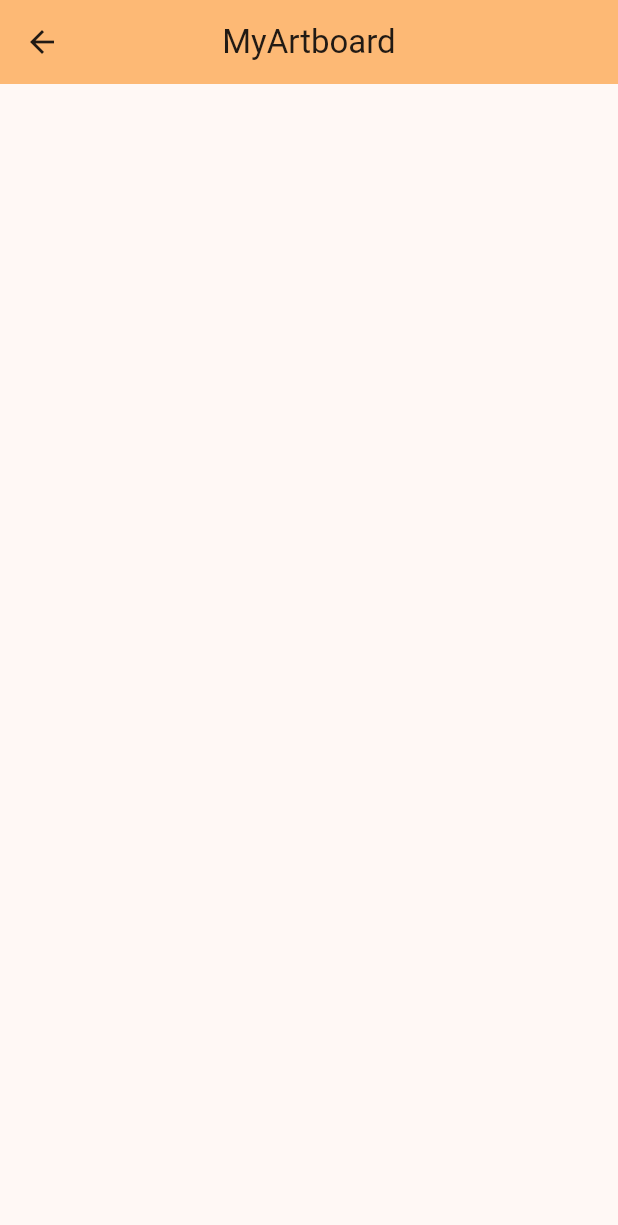
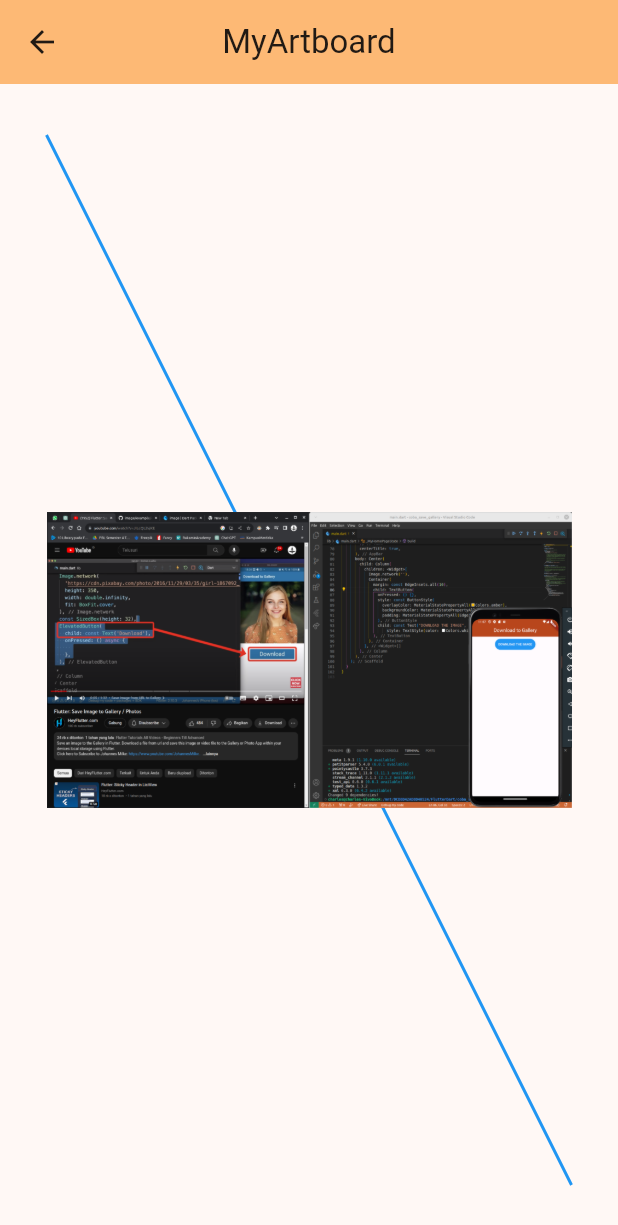
Before and after one commit to charlesbintang/flutter_rootproject, a Flutter app: the screen it shows after launch, after a tap on "Coba Fitur Artboard!", on a phone screen of 412 x 824 dp. Shown: the top 1225 px of the screen. Run offline on Flutter 3.47's test engine with Material 2 defaults, Android fonts, the phone set to English and light mode, and no system bars; our stand-ins replace dio, gallery_saver, image_picker, video_player.

Commit message:
tata letak dan masukkan gambar sbg backgrnd

```diff
--- a/lib/feature_my_artboard/my_artboard.dart
+++ b/lib/feature_my_artboard/my_artboard.dart
@@ -16,6 +16,52 @@ class _MyArtboardState extends State<MyArtboard> {
         title: const Text("MyArtboard"),
         centerTitle: true,
       ),
+      body: const ArtboardWidget(),
     );
   }
 }
+
+class ArtboardWidget extends StatelessWidget {
+  const ArtboardWidget({super.key});
+
+  @override
+  Widget build(BuildContext context) {
+    return Center(
+      child: CustomPaint(
+        painter: MyCustomPainter(),
+        child: Container(
+          // Isi dengan widget lain yang ingin Anda letakkan di atas artboard
+          height: 700,
+          width: 350,
+          decoration: const BoxDecoration(
+            image: DecorationImage(
+              image: AssetImage(
+                  'lib/assets/images/Screenshot_2023-09-10_23-57-11.png'),
+              fit: BoxFit.contain,
+            ),
+          ),
+        ),
+      ),
+    );
+  }
+}
+
+class MyCustomPainter extends CustomPainter {
+  @override
+  void paint(Canvas canvas, Size size) {
+    // Gunakan objek canvas untuk menggambar elemen-elemen Anda di sini
+    final paint = Paint()
+      ..color = Colors.blue
+      ..strokeWidth = 2;
+
+    // Contoh menggambar garis dari sudut kiri atas ke sudut kanan bawah
+    canvas.drawLine(const Offset(0, 0), Offset(size.width, size.height), paint);
+    // canvas.drawLine(const Offset(0, 0), Offset(size.width, size.height), paint);
+  }
+
+  @override
+  bool shouldRepaint(CustomPainter oldDelegate) {
+    // Return true jika Anda ingin menggambar ulang ketika ada perubahan
+    return false;
+  }
+}
--- a/pubspec.yaml
+++ b/pubspec.yaml
@@ -66,8 +66,8 @@ flutter:
   uses-material-design: true
 
   # To add assets to your application, add an assets section, like this:
-  # assets:
-  #   - images/a_dot_burr.jpeg
+  assets:
+    - lib/assets/images/
   #   - images/a_dot_ham.jpeg
 
   # An image asset can refer to one or more resolution-specific "variants", see
```
Also changed, not shown: lib/assets/images/Screenshot_2023-09-10_23-57-11.png (added), lib/assets/images/supergirl-soars-protecting-metropolis-city-vv-1080x2280.jpg (added).
